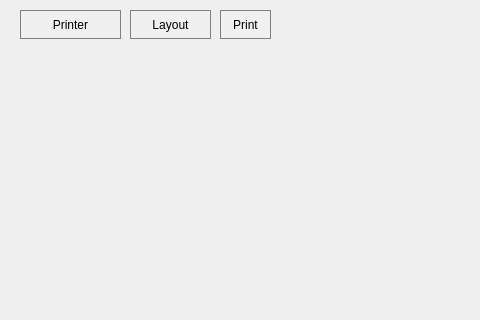
The window that printwidget.ui (sme-gmbh/smepowercad) describes before a commit, drawn with Qt 5; both pictures show x 0 to 480 and y 0 to 320 of the 640 by 480 pixel window.
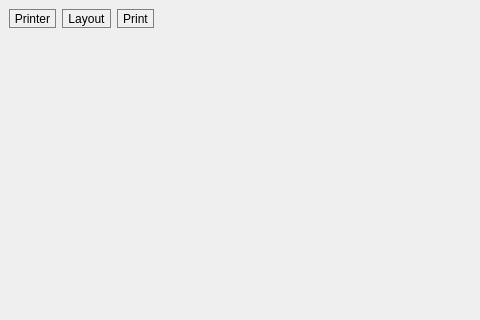
The same window after the commit.

Commit message: Tuned layout of printwidget. Fixed rendering bug in printpapertemplate.

The edit to the form file:
```diff
--- a/printwidget.ui
+++ b/printwidget.ui
@@ -33,41 +33,16 @@
    <string>Print</string>
   </property>
   <widget class="QWidget" name="dockWidgetContents">
-   <widget class="QToolButton" name="toolButton_printer">
-    <property name="geometry">
-     <rect>
-      <x>20</x>
-      <y>10</y>
-      <width>101</width>
-      <height>29</height>
-     </rect>
-    </property>
-    <property name="text">
-     <string>Printer</string>
-    </property>
-   </widget>
+   <layout class="QGridLayout" name="gridLayout">
+    <item row="0" column="2">
    <widget class="QToolButton" name="toolButton_print">
-    <property name="geometry">
-     <rect>
-      <x>220</x>
-      <y>10</y>
-      <width>51</width>
-      <height>29</height>
-     </rect>
-    </property>
     <property name="text">
      <string>Print</string>
     </property>
    </widget>
+    </item>
+    <item row="0" column="1">
    <widget class="QToolButton" name="toolButton_layout">
-    <property name="geometry">
-     <rect>
-      <x>130</x>
-      <y>10</y>
-      <width>81</width>
-      <height>29</height>
-     </rect>
-    </property>
     <property name="styleSheet">
      <string notr="true"/>
     </property>
@@ -75,16 +50,38 @@
      <string>Layout</string>
     </property>
    </widget>
+    </item>
+    <item row="0" column="0">
+     <widget class="QToolButton" name="toolButton_printer">
+      <property name="text">
+       <string>Printer</string>
+      </property>
+     </widget>
+    </item>
+    <item row="0" column="3">
+     <spacer name="horizontalSpacer">
+      <property name="orientation">
+       <enum>Qt::Horizontal</enum>
+      </property>
+      <property name="sizeHint" stdset="0">
+       <size>
+        <width>40</width>
+        <height>20</height>
+       </size>
+      </property>
+     </spacer>
+    </item>
+    <item row="1" column="0" colspan="4">
    <widget class="QWidget" name="graphicWidget" native="true">
-    <property name="geometry">
-     <rect>
-      <x>20</x>
-      <y>60</y>
-      <width>601</width>
-      <height>381</height>
-     </rect>
-    </property>
-   </widget>
+      <property name="sizePolicy">
+       <sizepolicy hsizetype="MinimumExpanding" vsizetype="MinimumExpanding">
+        <horstretch>0</horstretch>
+        <verstretch>0</verstretch>
+       </sizepolicy>
+      </property>
+     </widget>
+    </item>
+   </layout>
   </widget>
  </widget>
  <resources/>
```
Lines whose indentation alone changed are shown as unchanged. The commit also changes 5 other files.
